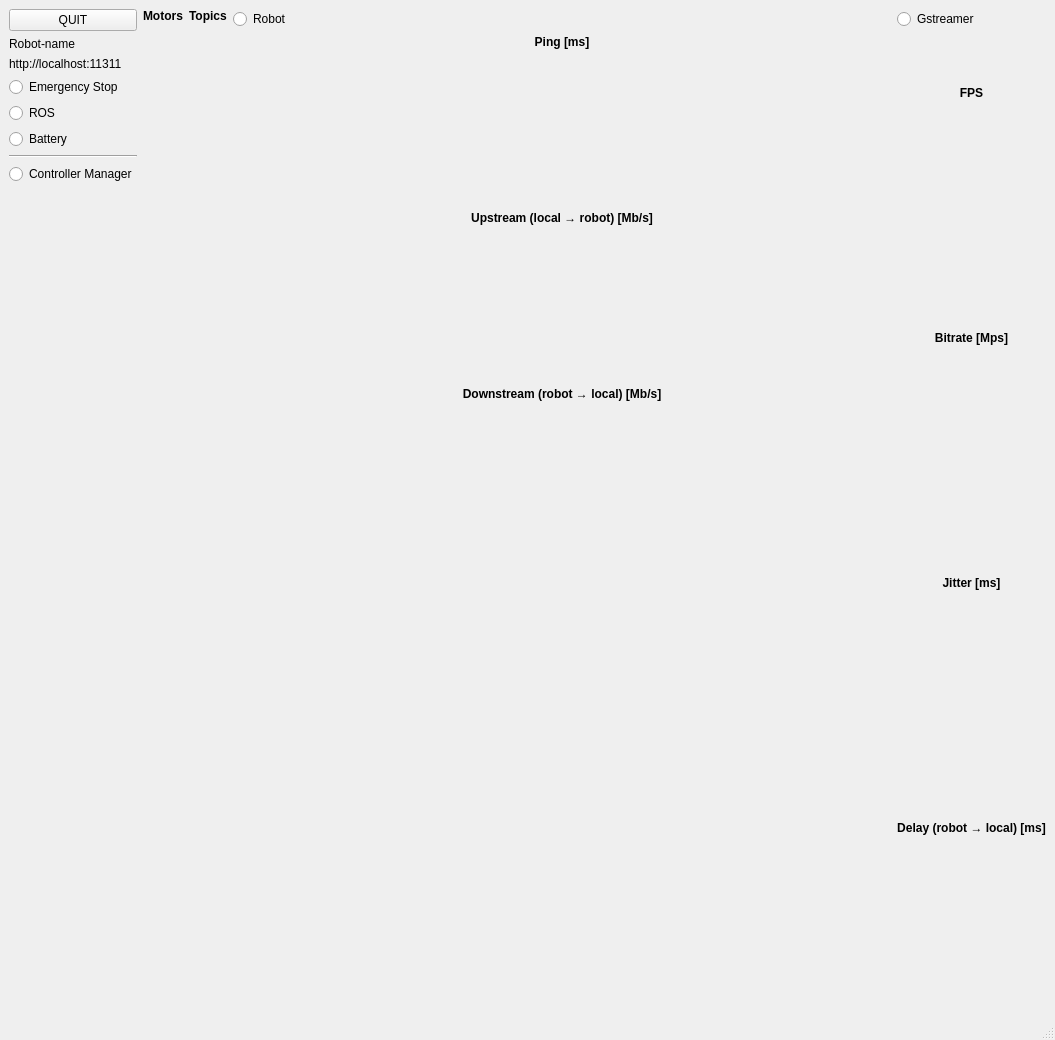
Before: the Qt Designer form dashboard.ui in hucebot/robot_dashboard, drawn with Qt 5.
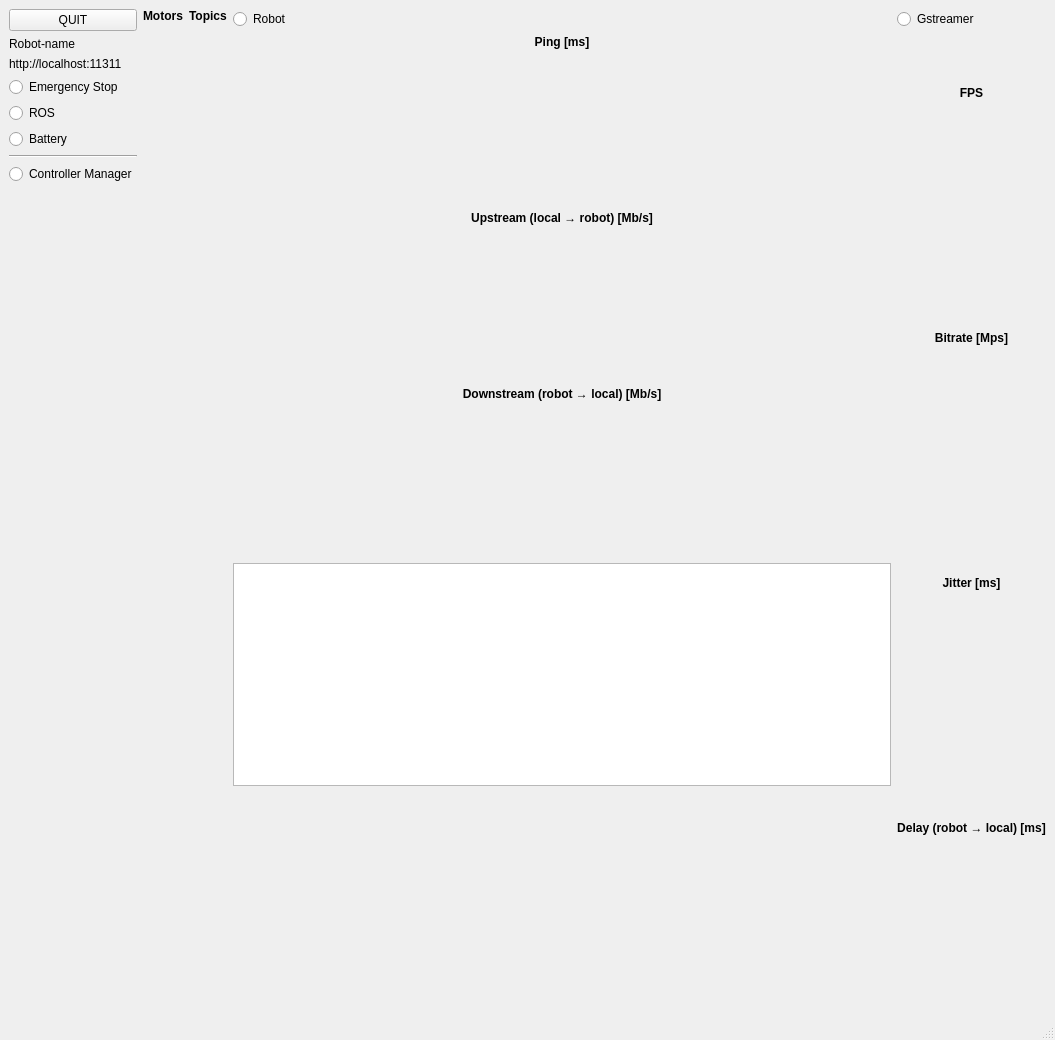
After: the same form once the commit is applied. Custom widgets are drawn as their Qt base class.

Commit message: set a console and log files

```diff
--- a/dashboard.ui
+++ b/dashboard.ui
@@ -257,6 +257,9 @@
         </property>
        </widget>
       </item>
+      <item>
+       <widget class="QTextEdit" name="text_stdout"/>
+      </item>
       <item>
        <spacer name="verticalSpacer_5">
         <property name="orientation">
```
The commit also changes 2 other files.
